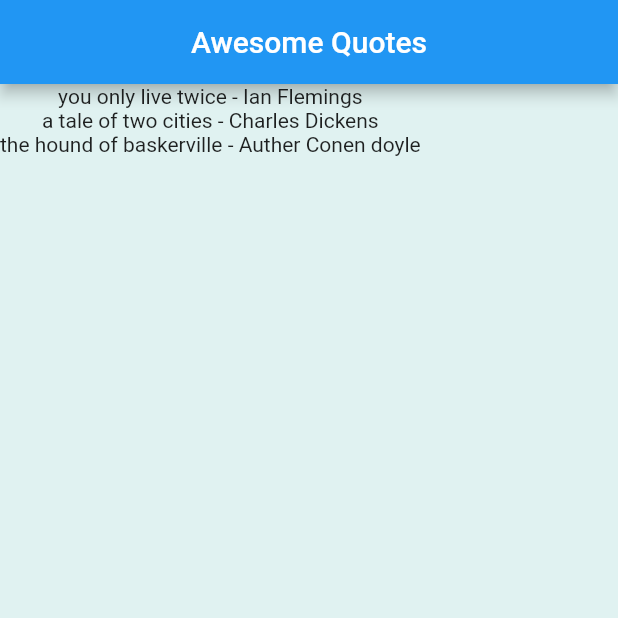
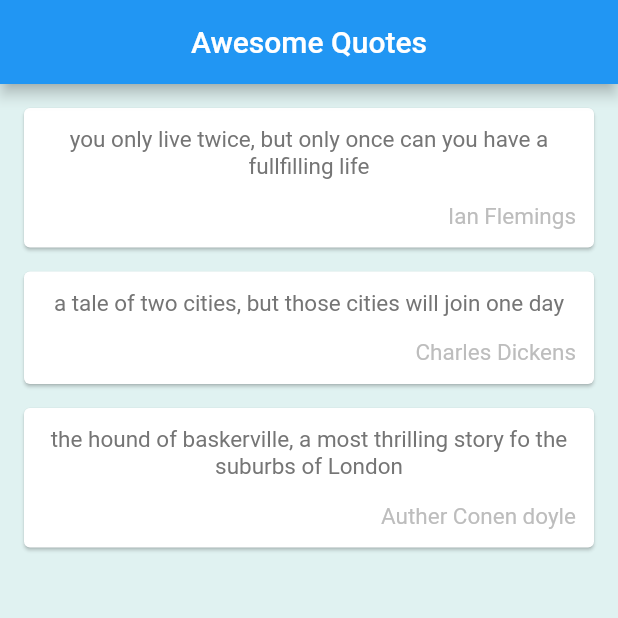
Before and after one commit to amitabhleo/listcard, a Flutter app: the screen it shows after launch, on a phone screen of 412 x 824 dp, the top half of it. Run offline on Flutter 3.47's test engine with Material 2 defaults, Android fonts, the phone set to English and light mode, and no system bars.

Commit message:
adding card widget

```diff
--- a/lib/main.dart
+++ b/lib/main.dart
@@ -1,4 +1,5 @@
 import 'package:flutter/material.dart';
+import 'package:flutter/rendering.dart';
 import 'package:myapp/quotes.dart';
 //passing a list to the page
 
@@ -12,19 +13,35 @@ class QuoteList extends StatefulWidget {
 }
 
 class _QuoteListState extends State<QuoteList> {
-  //defining the list here
-//   List  <String> myQuotes =[
-//     'happy to be home',
-//      'you only live twice',
-//      'happy new 2020'
-//      ];
-   //passing in the Quotes into a list
+
+   //passing in the Quotes into a list via a class
    List <Quote> quotes = [
-     Quote(author: 'Ian Flemings',text: 'you only live twice'),
-     Quote(author: 'Charles Dickens', text: 'a tale of two cities'),
-     Quote(author: 'Auther Conen doyle',text: 'the hound of baskerville')
+     Quote(author: 'Ian Flemings',text: 'you only live twice, but only once can you have a fullfilling life'),
+     Quote(author: 'Charles Dickens', text: 'a tale of two cities, but those cities will join one day'),
+     Quote(author: 'Auther Conen doyle',text: 'the hound of baskerville, a most thrilling story fo the suburbs of London')
    ];
+   //adding a card widget instead of the text
+   Widget quoteTemplate (quote){
+     return Card(
+       margin: EdgeInsets.fromLTRB(16, 16, 16, 0),
 
+       child: Padding(
+         padding: const EdgeInsets.all(12.0),
+         child: Column(
+           crossAxisAlignment: CrossAxisAlignment.stretch,
+           children: <Widget>[
+              Text(quote.text, textAlign: TextAlign.center,
+                style: TextStyle(fontSize: 15.0,
+                    color: Colors.grey[600],)),
+             SizedBox(height: 15,),
+             Text(quote.author, textAlign: TextAlign.right,
+                 style: TextStyle(fontSize: 15.0, color: Colors.grey[400])),
+           ],
+         ),
+       ),
+     );
+
+   }
 
   @override
   Widget build(BuildContext context) {
@@ -33,8 +50,8 @@ class _QuoteListState extends State<QuoteList> {
         appBar: AppBar(title: Text('Awesome Quotes'),centerTitle: true,),
         //using column to get the quotes
         body: Column(children: quotes.map((quote) =>
-            Text('${quote.text}' ' - ' '${quote.author}')).toList(),
-
+            //Text('${quote.text}' ' - ' '${quote.author}')).toList(),
+            quoteTemplate(quote)).toList(),
         ),
       );
 
```
